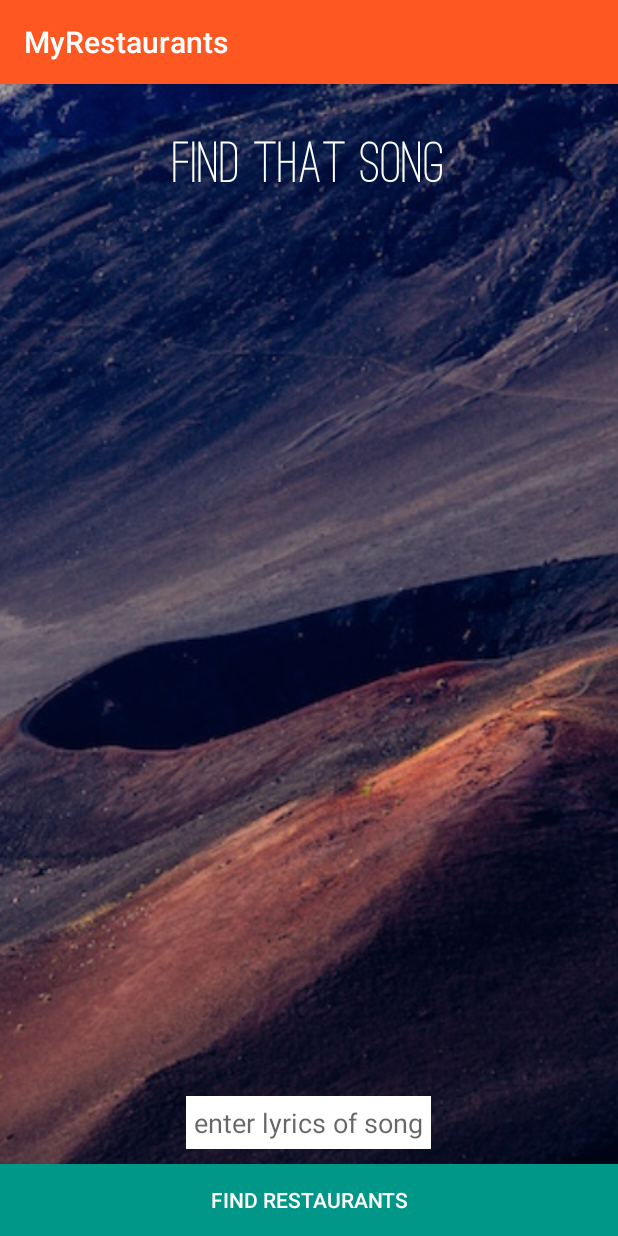
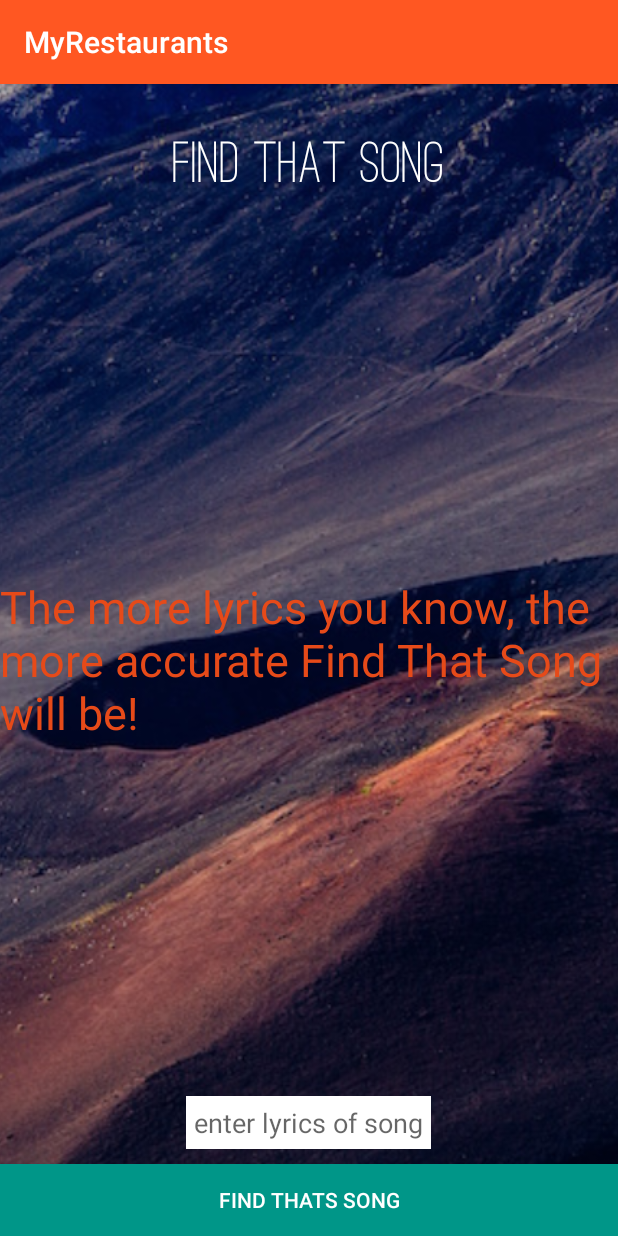
Before and after one commit to joseph-arnstein/lyrics-matcher-3.0, an Android app: the screen it shows after launch (MainActivity), on a phone screen of 412 x 824 dp. Run offline under Robolectric (Android 15) with nearby library versions, the phone set to English and light mode, and no system bars; our stand-ins replace ButterKnife.

Commit message:
add instructions on main activity layout

```diff
--- a/app/src/main/res/layout/activity_main.xml
+++ b/app/src/main/res/layout/activity_main.xml
@@ -20,6 +20,18 @@
     <TextView
         android:layout_width="wrap_content"
         android:layout_height="wrap_content"
+        android:text="The more lyrics you know, the more accurate Find That Song will be!"
+        android:id="@+id/textViewInstructions"
+        android:layout_centerVertical="true"
+        android:layout_alignParentRight="true"
+        android:layout_alignParentEnd="true"
+        android:textSize="30dp"
+        android:textIsSelectable="true"
+        android:textColor="@color/colorPrimaryDark" />
+
+    <TextView
+        android:layout_width="wrap_content"
+        android:layout_height="wrap_content"
         android:text="Find That Song"
         android:layout_alignParentTop="true"
         android:layout_centerHorizontal="true"
@@ -32,7 +44,7 @@
     <Button
         android:layout_width="match_parent"
         android:layout_height="wrap_content"
-        android:text="Find Restaurants"
+        android:text="Find Thats Song"
         android:id="@+id/findSongButton"
         android:background="@color/colorAccent"
         android:textColor="@color/colorTextIcons"
@@ -51,4 +63,5 @@
         android:layout_marginBottom="10dp" />
 
 
+
 </RelativeLayout>
--- a/app/src/main/res/values/colors.xml
+++ b/app/src/main/res/values/colors.xml
@@ -1,7 +1,7 @@
 <?xml version="1.0" encoding="utf-8"?>
 <resources>
     <color name="colorPrimary">#FF5722</color>
-    <color name="colorPrimaryDark">#E64A19</color>
+    <color name="colorPrimaryDark">#e64a19</color>
     <color name="colorPrimaryLight">#ffccbc</color>
     <color name="colorTextIcons">#ffffff</color>
     <color name="colorAccent">#009688</color>
```
